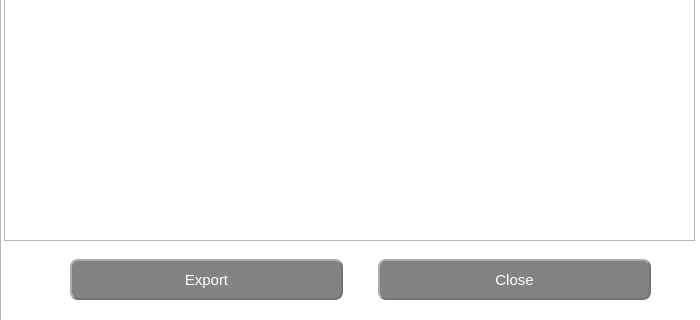
First picture: the form in source/accounthistory.ui, repository sophieham/Glybook, before the edit; both pictures show x 0 to 700 and y 180 to 500 of the 700 by 500 pixel window.
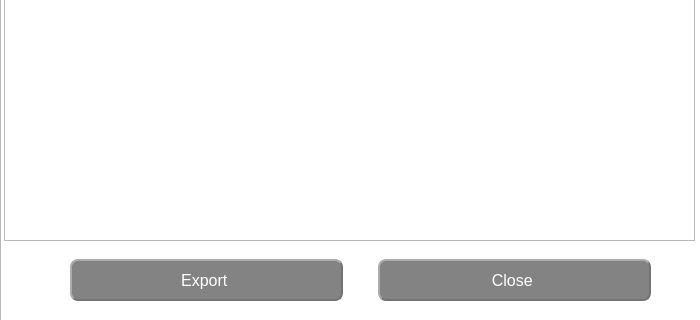
Second picture: the form after the edit. Icons and pictures are not drawn.

```diff
--- a/source/accounthistory.ui
+++ b/source/accounthistory.ui
@@ -171,7 +171,7 @@
      <x>70</x>
      <y>439</y>
      <width>581</width>
-     <height>41</height>
+     <height>42</height>
     </rect>
    </property>
    <layout class="QHBoxLayout" name="horizontalLayout_2">
@@ -188,14 +188,27 @@
       </property>
       <property name="font">
        <font>
-        <pointsize>11</pointsize>
+        <pointsize>12</pointsize>
        </font>
       </property>
+      <property name="layoutDirection">
+       <enum>Qt::RightToLeft</enum>
+      </property>
       <property name="styleSheet">
        <string notr="true"/>
       </property>
       <property name="text">
-       <string>Export</string>
+       <string>Export </string>
+      </property>
+      <property name="icon">
+       <iconset resource="resource.qrc">
+        <normaloff>:/icons/download.png</normaloff>:/icons/download.png</iconset>
+      </property>
+      <property name="iconSize">
+       <size>
+        <width>16</width>
+        <height>16</height>
+       </size>
       </property>
      </widget>
     </item>
@@ -209,14 +222,21 @@
       </property>
       <property name="font">
        <font>
-        <pointsize>11</pointsize>
+        <pointsize>12</pointsize>
        </font>
       </property>
+      <property name="layoutDirection">
+       <enum>Qt::RightToLeft</enum>
+      </property>
       <property name="styleSheet">
        <string notr="true"/>
       </property>
       <property name="text">
-       <string>Close</string>
+       <string>Close </string>
+      </property>
+      <property name="icon">
+       <iconset resource="resource.qrc">
+        <normaloff>:/icons/close.png</normaloff>:/icons/close.png</iconset>
       </property>
      </widget>
     </item>
```
